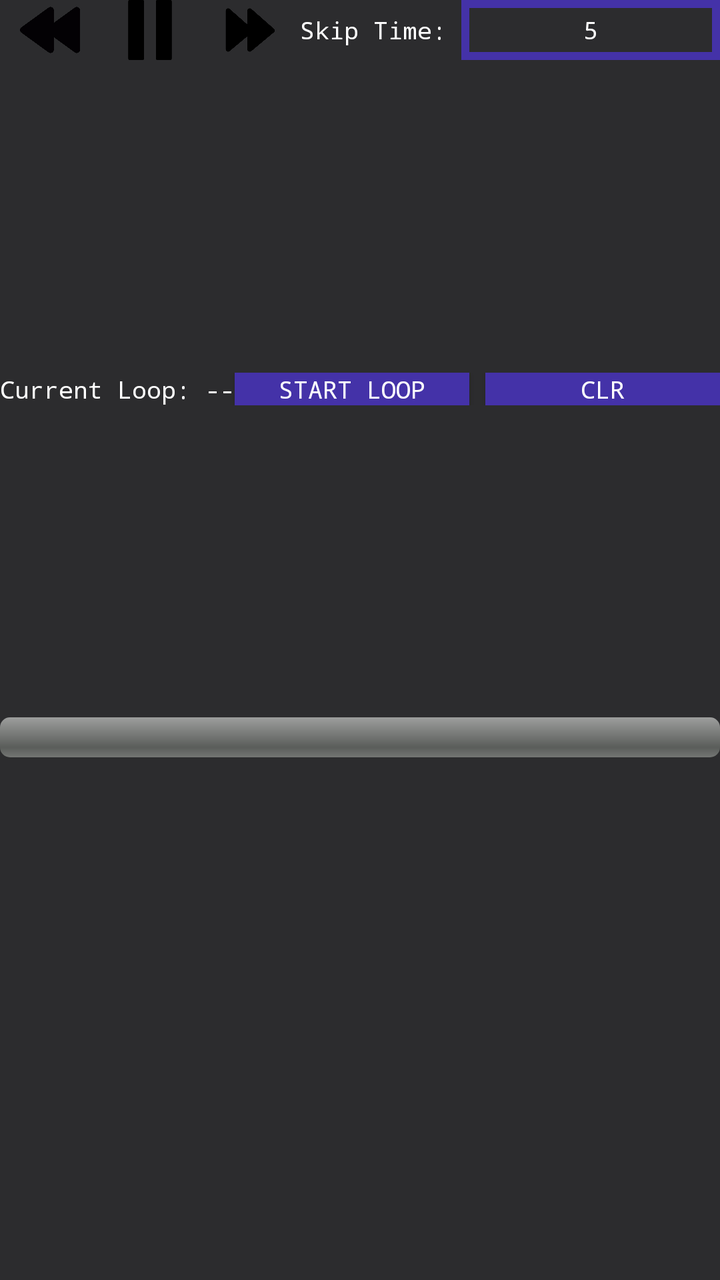
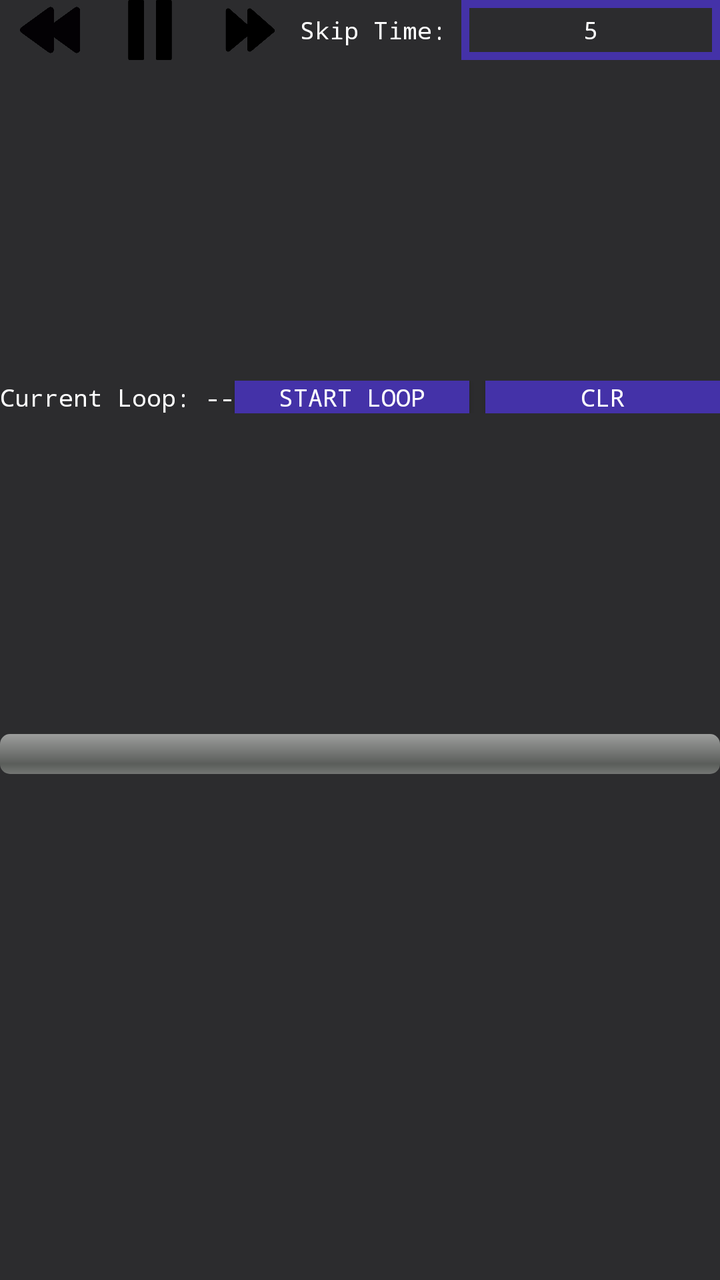

The first picture is an Android layout as it rendered before a commit; the second is the same layout after the commit. The layout source and the unified diff follow.
<!-- AndroidManifest.xml: application theme Theme.Videoplaybackerandroid -->
<!-- res/layout/dashboard.xml -->
<?xml version="1.0" encoding="utf-8"?>
<androidx.constraintlayout.widget.ConstraintLayout xmlns:android="http://schemas.android.com/apk/res/android"
    xmlns:app="http://schemas.android.com/apk/res-auto"
    android:layout_width="match_parent"
    android:layout_height="wrap_content"
    android:theme="@style/Theme.Dashboard"
    >

    <LinearLayout
        android:id="@+id/time_controls"
        android:layout_width="match_parent"
        android:layout_height="wrap_content"
        android:gravity="center"
        android:orientation="horizontal"
        app:layout_constraintEnd_toEndOf="parent"
        app:layout_constraintStart_toStartOf="parent"
        app:layout_constraintTop_toTopOf="parent">

        <androidx.appcompat.widget.AppCompatButton
            android:id="@+id/rewind"
            android:layout_width="30dp"
            android:layout_height="30dp"
            android:layout_marginHorizontal="10dp"
            android:background="@drawable/rewind_button"
            android:contentDescription="rewind" />

        <androidx.appcompat.widget.AppCompatButton
            android:id="@+id/pause"
            android:layout_width="30dp"
            android:layout_height="30dp"
            android:layout_marginHorizontal="10dp"
            android:background="@drawable/pause"
            android:contentDescription="pause" />

        <androidx.appcompat.widget.AppCompatButton
            android:id="@+id/fast_forward"
            android:layout_width="30dp"
            android:layout_height="30dp"
            android:layout_marginHorizontal="10dp"
            android:background="@drawable/fast_forward"
            android:backgroundTint="@null"
            android:contentDescription="ff" />

        <TextView
            android:layout_width="wrap_content"
            android:layout_height="wrap_content"

            android:text="Skip Time: "
             />

        <EditText
            android:id="@+id/skip_time_input"
            android:layout_width="0dp"
            android:layout_height="30dp"
            android:layout_weight="1"
            android:background="@drawable/input_style"
            android:gravity="center"
            android:inputType="numberDecimal"
            android:text="5"
            android:textColor="@color/white"
             />

    </LinearLayout>

    <LinearLayout
        android:id="@+id/loop_controls"
        android:layout_width="match_parent"
        android:layout_height="wrap_content"
        android:gravity="center"
        android:orientation="horizontal"
        app:layout_constraintBottom_toTopOf="@id/progress_section"
        app:layout_constraintEnd_toEndOf="parent"
        app:layout_constraintStart_toStartOf="parent"
        app:layout_constraintTop_toBottomOf="@id/time_controls">

        <TextView
            android:id="@+id/tvCurrentText"
            android:layout_width="0dp"
            android:layout_height="match_parent"
            android:layout_weight="1"
            android:gravity="center"
            android:text="@string/current_loop_null_value" />

        <Button
            android:id="@+id/loop_button"
            android:layout_width="0dp"
            android:layout_height="match_parent"
            android:layout_marginEnd="8dp"
            android:layout_weight="1"
            android:background="@drawable/generic_button"
            android:minWidth="0dp"
            android:minHeight="0dp"
            android:padding="0dp"
            android:text="Start Loop" />

        <Button
            android:id="@+id/clear_button"
            android:layout_width="0dp"
            android:layout_height="match_parent"
            android:layout_weight="1"
            android:background="@drawable/generic_button"
            android:minWidth="0dp"
            android:minHeight="0dp"
            android:padding="0dp"
            android:insetLeft="0dp"
            android:insetRight="0dp"
            android:text="CLR" />

    </LinearLayout>

    <LinearLayout
        android:id="@+id/progress_section"
        android:layout_width="match_parent"
        android:layout_height="wrap_content"
        android:gravity="center"
        android:orientation="horizontal"
        app:layout_constraintEnd_toEndOf="parent"
        app:layout_constraintStart_toStartOf="parent"
        app:layout_constraintTop_toTopOf="@id/loop_controls"
        android:layout_marginTop="50dp"
        app:layout_constraintBottom_toTopOf="@id/beats_section">

        <ProgressBar
            android:id="@+id/progress_bar"
            android:layout_width="match_parent"
            android:layout_height="match_parent"
            style="@android:style/Widget.ProgressBar.Horizontal"

            android:progress="0"/>

    </LinearLayout>

    <LinearLayout
        android:id="@+id/beats_section"
        android:layout_width="match_parent"
        android:layout_height="wrap_content"
        android:orientation="horizontal"
        app:layout_constraintTop_toBottomOf="@id/progress_section"
        app:layout_constraintBottom_toBottomOf="parent"
        >

    <TextView
        android:id="@+id/beats_loading_text"
        android:layout_width="wrap_content"
        android:layout_height="wrap_content"
    ></TextView>

    </LinearLayout>
</androidx.constraintlayout.widget.ConstraintLayout>
<!-- resources referenced by this layout -->
<resources>
  <color name="white">#FFFFFF</color>
  <!-- drawable fast_forward: png bitmap (drawable, 7627 bytes) -->
  <!-- drawable generic_button (drawable) -->
  <?xml version="1.0" encoding="utf-8"?>
  <selector xmlns:android="http://schemas.android.com/apk/res/android">
      <item>
          <shape android:shape="rectangle">
              <corners android:radius="0dp"/>
              <solid android:color="@color/Primary" />
          </shape>
      </item>
  </selector>
  <!-- drawable input_style (drawable) -->
  <?xml version="1.0" encoding="utf-8"?>
  <shape xmlns:android="http://schemas.android.com/apk/res/android"
      android:shape="rectangle">
  
      <stroke android:width="4dip" android:color="@color/Primary" />
  </shape>
  <!-- drawable pause: png bitmap (drawable, 3288 bytes) -->
  <!-- drawable rewind_button: png bitmap (drawable, 5772 bytes) -->
  <string name="current_loop_null_value" tools:ignore="TypographyDashes">Current Loop: --</string>
  <style name="Theme.Dashboard" parent="Theme.Videoplaybackerandroid">
          <item name="android:textSize">12sp</item>
      </style>
  <style name="Theme.Videoplaybackerandroid" parent="Base.Theme.Videoplaybackerandroid" />
  <color name="Primary">#4432a8</color>
  <style name="Base.Theme.Videoplaybackerandroid" parent="Theme.Material3.DayNight.NoActionBar">
          
          
          <item name="android:textColor">@color/white</item>
          <item name="android:textColorHint">#666666</item>
          <item name="android:colorBackground">@color/black</item>
          <item name="colorOnSurface">@color/white</item>
          <item name="colorOnBackground">@color/white</item>
          <item name="android:fontFamily">monospace</item>
      </style>
  <color name="black">#2c2c2e</color>
</resources>

<!-- the commit's change to res/layout/dashboard.xml (unified diff, before → after) -->
@@ -139,11 +139,5 @@
         app:layout_constraintBottom_toBottomOf="parent"
         >
 
-    <TextView
-        android:id="@+id/beats_loading_text"
-        android:layout_width="wrap_content"
-        android:layout_height="wrap_content"
-    ></TextView>
-
     </LinearLayout>
 </androidx.constraintlayout.widget.ConstraintLayout>
